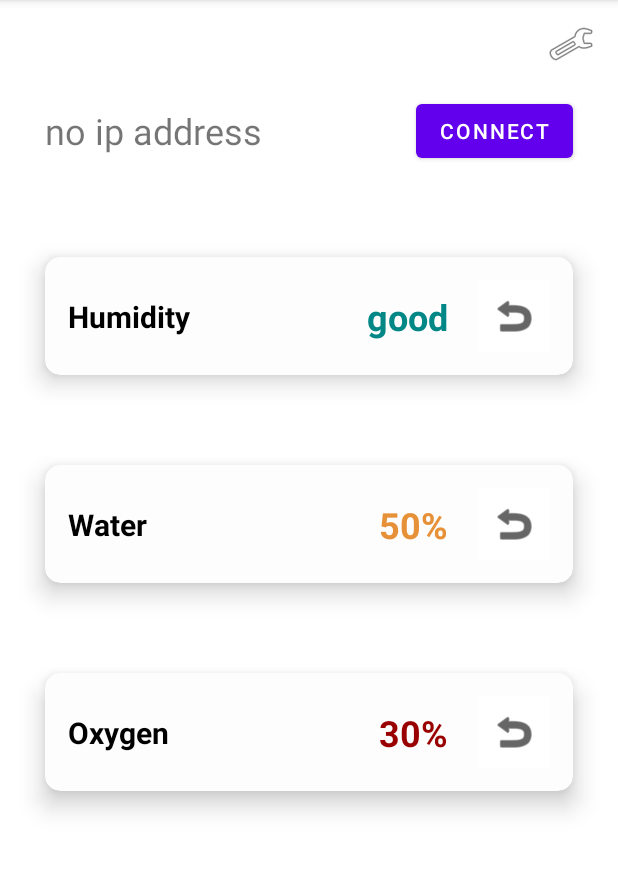
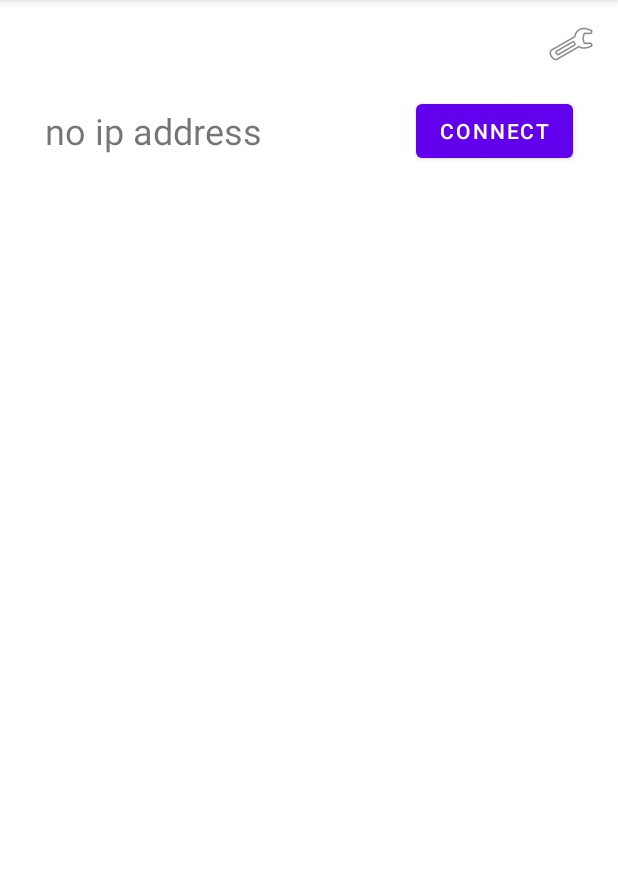
Before and after one commit to OlahRolandDenis/FloareaSusRasareAndroid, an Android app built with Jetpack Compose: the screen it shows after launch (MainActivity), on a phone screen of 412 x 824 dp, the part 84-959 px from its top. Run offline under Robolectric (Android 15) with nearby library versions, the phone set to English and light mode, and no system bars; libraries missing offline, so code that uses them is left out: org.java_websocket.client, org.java_websocket.handshake.

Commit message:
added animation to showing params

```diff
--- a/app/src/main/java/com/example/testwifi3/MainActivity.java
+++ b/app/src/main/java/com/example/testwifi3/MainActivity.java
@@ -23,6 +23,7 @@ import java.net.Socket;
 import android.util.Log;
 
 import android.widget.EditText;
+import android.widget.LinearLayout;
 import android.widget.TextClock;
 import android.widget.TextView;
 import android.widget.Toast;
@@ -44,6 +45,7 @@ public class MainActivity extends AppCompatActivity {
     private Button btnOn, btnOff, btnConnect, btnGetInfo;
     private TextView params_text_view;
 
+    private LinearLayout paramsLayout;
     private CardView humidityCV, waterCV, oxygenCV;
 
     Socket socket = null;
@@ -65,6 +67,8 @@ public class MainActivity extends AppCompatActivity {
         btnOff = (Button) findViewById(R.id.btn_off);
         btnGetInfo = ( Button ) findViewById(R.id.btn_getInfo);
         btnConnect = (Button) findViewById(R.id.btn_connect);
+
+        paramsLayout = (LinearLayout) findViewById(R.id.paramsLayout);
 
         params_text_view = (TextView) findViewById(R.id.paramsTextView);
 
@@ -213,6 +217,9 @@ public class MainActivity extends AppCompatActivity {
                             Toast.LENGTH_SHORT
                     ).show();
 
+                    paramsLayout.setVisibility(LinearLayout.VISIBLE);
+                    paramsLayout.animate().alpha(1.0f);
+
                     Log.d("ConnectionTask","could not connect to device");
                     btnConnect.setText("Connect");
                 } else {
--- a/app/src/main/res/layout/activity_main.xml
+++ b/app/src/main/res/layout/activity_main.xml
@@ -65,7 +65,9 @@
         app:layout_constraintStart_toStartOf="parent"
         app:layout_constraintTop_toBottomOf="@+id/connectionLayout"
         android:orientation="vertical"
-        android:layout_marginTop="30dp">
+        android:layout_marginTop="30dp"
+        android:alpha="0.0"
+        android:animateLayoutChanges="true">
 
         <androidx.cardview.widget.CardView
             android:id="@+id/humidityCV"
```
Lines whose indentation alone changed are shown as unchanged.
